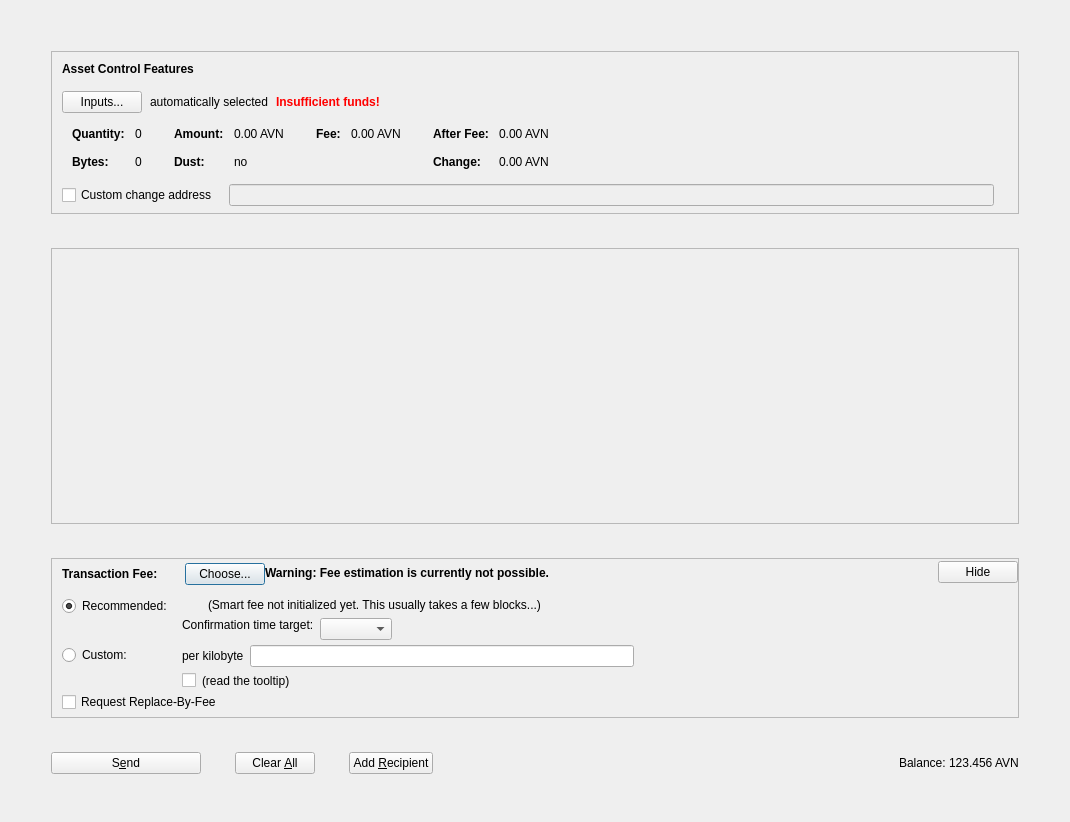
Before: the Qt Designer form src/qt/forms/assetsdialog.ui in AvianNetwork/Avian, drawn with Qt 5.
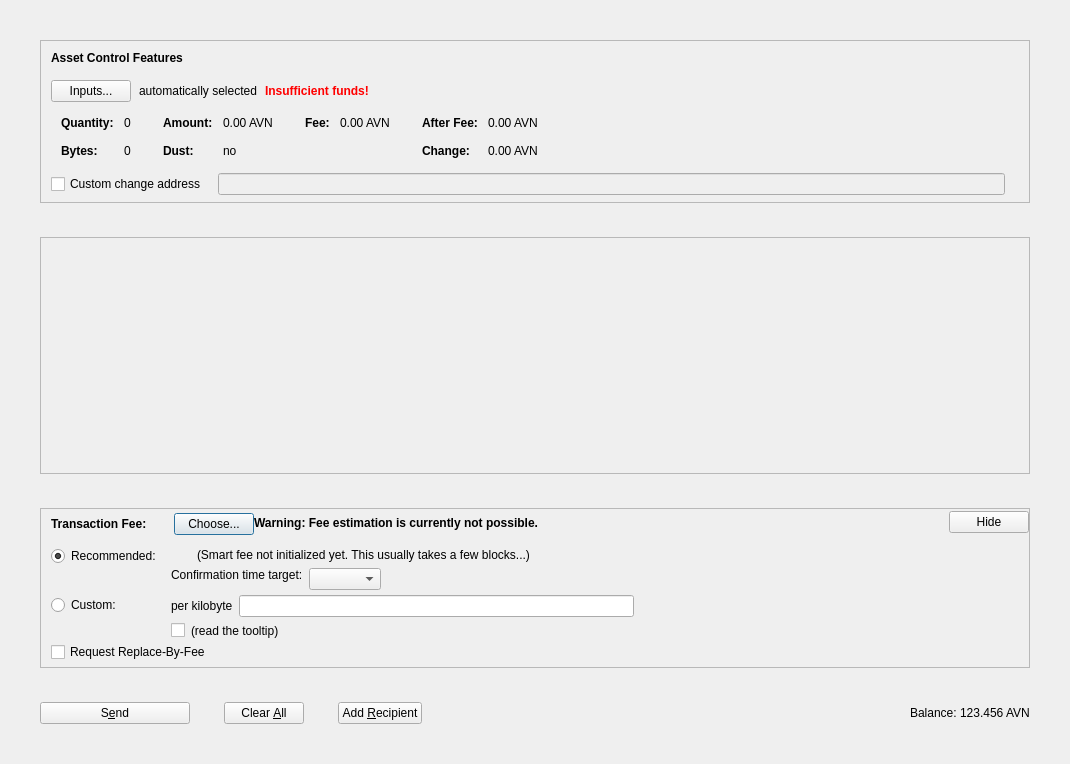
After: the same form once the commit is applied. Icons and pictures are not drawn. Custom widgets are drawn as their Qt base class.

Commit message: Correct issues during community testing - UI layout issues on Light theme - UI layout issues on Dark theme - Syncying screen defaulting to dark mode in light mode - Removal of theme images no longer required - Disable Flight Plans on Mainnet - Slowness of transaction page loading

```diff
--- a/src/qt/forms/assetsdialog.ui
+++ b/src/qt/forms/assetsdialog.ui
@@ -7,18 +7,13 @@
     <x>0</x>
     <y>0</y>
     <width>1070</width>
-    <height>822</height>
+    <height>764</height>
    </rect>
   </property>
   <property name="windowTitle">
    <string>Send Coins</string>
   </property>
-  <layout class="QVBoxLayout" name="verticalLayout" stretch="0">
-   <property name="bottomMargin">
-    <number>8</number>
-   </property>
-   <item>
-    <layout class="QVBoxLayout" name="verticalLayout_3">
+  <layout class="QVBoxLayout" name="verticalLayout" stretch="0,1,0,0">
      <property name="spacing">
       <number>34</number>
      </property>
@@ -71,7 +66,7 @@
          <number>6</number>
         </property>
         <item>
-         <layout class="QVBoxLayout" name="verticalLayoutAssetControl" stretch="0,0,0,0,1">
+       <layout class="QVBoxLayout" name="verticalLayoutAssetControl" stretch="0,0,0,0,0">
           <property name="spacing">
            <number>0</number>
           </property>
@@ -604,8 +599,8 @@
          <rect>
           <x>0</x>
           <y>0</y>
-          <width>964</width>
-          <height>165</height>
+        <width>988</width>
+        <height>105</height>
          </rect>
         </property>
         <layout class="QVBoxLayout" name="verticalLayout_2" stretch="0,1">
@@ -1270,8 +1265,6 @@
             <set>Qt::LinksAccessibleByMouse|Qt::TextSelectableByKeyboard|Qt::TextSelectableByMouse</set>
            </property>
           </widget>
-         </item>
-        </layout>
        </item>
       </layout>
      </item>
```
Lines whose indentation alone changed are shown as unchanged. The commit also changes 377 other files.
